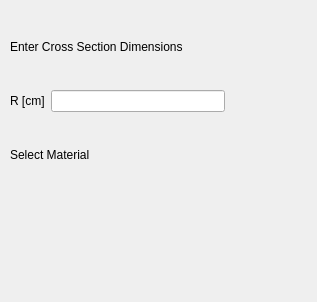
The window that circularCrossSectionLayout.ui (Haudkozaur/masterThesis) describes before a commit, drawn with Qt 5.
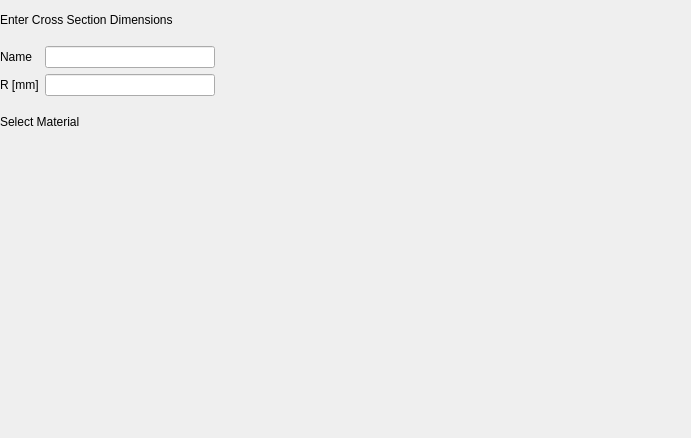
The same window after the commit.

The edit to the form file:
```diff
--- a/circularCrossSectionLayout.ui
+++ b/circularCrossSectionLayout.ui
@@ -6,8 +6,8 @@
    <rect>
     <x>0</x>
     <y>0</y>
-    <width>317</width>
-    <height>302</height>
+    <width>691</width>
+    <height>438</height>
    </rect>
   </property>
   <property name="windowTitle">
@@ -16,10 +16,10 @@
   <widget class="QWidget" name="verticalLayoutWidget">
    <property name="geometry">
     <rect>
-     <x>10</x>
-     <y>10</y>
+     <x>0</x>
+     <y>0</y>
      <width>215</width>
-     <height>181</height>
+     <height>141</height>
     </rect>
    </property>
    <layout class="QVBoxLayout" name="verticalLayout">
@@ -34,15 +34,25 @@
       </item>
       <item>
        <layout class="QGridLayout" name="gridLayout">
-        <item row="0" column="0">
+        <item row="1" column="1">
+         <widget class="QLineEdit" name="csRadiusLineEdit"/>
+        </item>
+        <item row="1" column="0">
          <widget class="QLabel" name="label_2">
           <property name="text">
-           <string>R [cm]</string>
+           <string>R [mm]</string>
           </property>
          </widget>
         </item>
         <item row="0" column="1">
-         <widget class="QLineEdit" name="csRadiusLineEdit"/>
+         <widget class="QLineEdit" name="lineEdit"/>
+        </item>
+        <item row="0" column="0">
+         <widget class="QLabel" name="label_3">
+          <property name="text">
+           <string>Name</string>
+          </property>
+         </widget>
         </item>
        </layout>
       </item>
```
